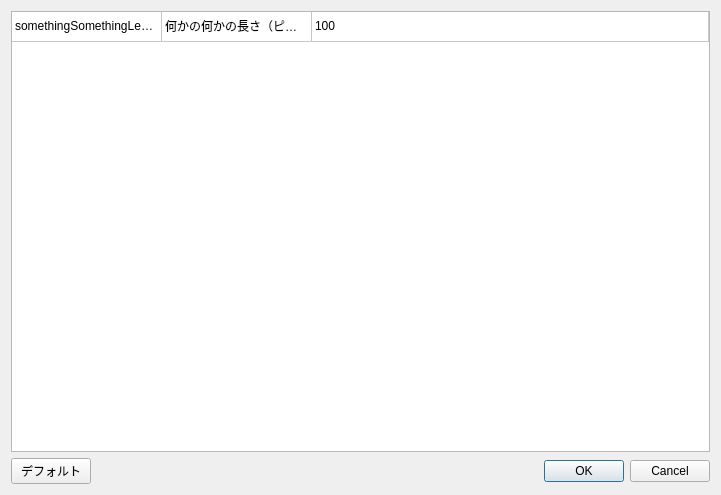
Qt form settingdialog.ui (microwaver17/MMMFCC) before a commit.
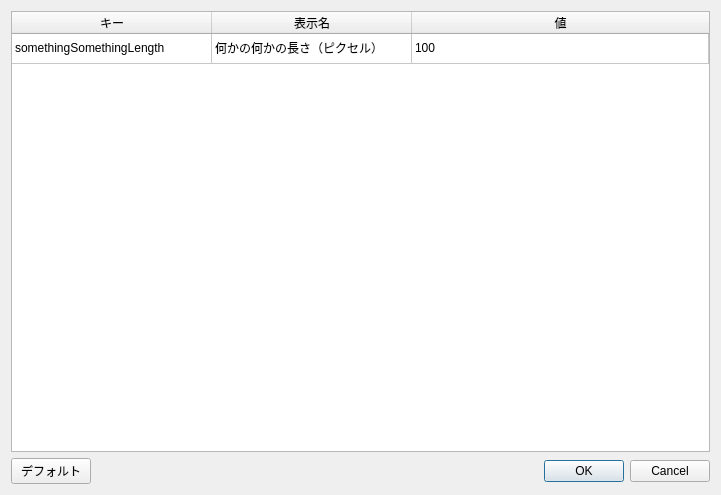
The same form after that commit.

Patch:
```diff
--- a/settingdialog.ui
+++ b/settingdialog.ui
@@ -40,17 +40,8 @@
      <property name="cornerButtonEnabled">
       <bool>true</bool>
      </property>
-     <attribute name="horizontalHeaderVisible">
-      <bool>false</bool>
-     </attribute>
-     <attribute name="horizontalHeaderCascadingSectionResizes">
-      <bool>false</bool>
-     </attribute>
      <attribute name="horizontalHeaderDefaultSectionSize">
-      <number>150</number>
-     </attribute>
-     <attribute name="horizontalHeaderHighlightSections">
-      <bool>true</bool>
+      <number>200</number>
      </attribute>
      <attribute name="horizontalHeaderShowSortIndicator" stdset="0">
       <bool>false</bool>
```
Left out of the diff: 2 changed lines with no effect on the pictures.
